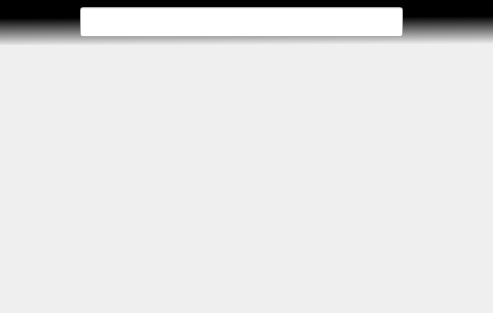
Old version of the form resources/main.ui in the repository mdalboni/floating_browser.
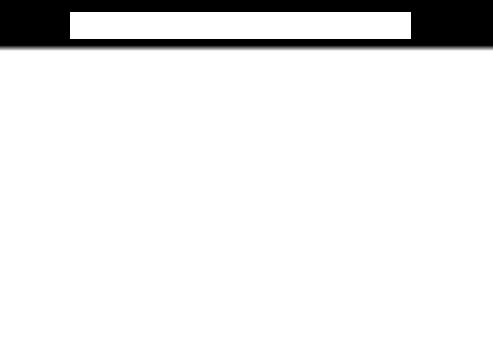
New version of the form.

The edit to the form file:
```diff
--- a/resources/main.ui
+++ b/resources/main.ui
@@ -7,27 +7,45 @@
     <x>0</x>
     <y>0</y>
     <width>493</width>
-    <height>313</height>
+    <height>355</height>
    </rect>
   </property>
   <property name="windowTitle">
    <string>Form</string>
   </property>
   <property name="styleSheet">
-   <string notr="true">#wdgMenu{
-	background-color: qlineargradient(spread:pad, x1:0.494636, y1:0.381, x2:0.523, y2:1, stop:0 rgba(0, 0, 0, 255), stop:1 rgba(255, 255, 255, 0));
+   <string notr="true">#Form {
+	background:transparent;
 }
+
+#wdgMenu{
+	background-color: qlineargradient(spread:pad, x1:0.523, y1:0.824, x2:0.523, y2:1, stop:0.363636 rgba(0, 0, 0, 255), stop:1 rgba(255, 255, 255, 0));
+}
+
 QPushButton{
 	border:none;
+}
+
+#wdgUrl{
+	background:white;
+}
+
+#btnUrl:hover{
+	border-radius:12px;
+	background:lightgray;
+}
+
+#btnClose:hover{
+	background: red;
 }</string>
   </property>
   <widget class="QWidget" name="wdgWeb" native="true">
    <property name="geometry">
     <rect>
      <x>0</x>
-     <y>2</y>
+     <y>0</y>
      <width>493</width>
-     <height>311</height>
+     <height>351</height>
     </rect>
    </property>
   </widget>
@@ -36,8 +54,8 @@
     <rect>
      <x>0</x>
      <y>0</y>
-     <width>493</width>
-     <height>45</height>
+     <width>501</width>
+     <height>51</height>
     </rect>
    </property>
    <property name="minimumSize">
@@ -48,7 +66,7 @@
    </property>
    <layout class="QHBoxLayout" name="horizontalLayout">
     <property name="spacing">
-     <number>0</number>
+     <number>10</number>
     </property>
     <property name="leftMargin">
      <number>0</number>
@@ -57,7 +75,7 @@
      <number>0</number>
     </property>
     <property name="rightMargin">
-     <number>0</number>
+     <number>10</number>
     </property>
     <property name="bottomMargin">
      <number>0</number>
@@ -110,38 +128,74 @@
      </widget>
     </item>
     <item>
-     <widget class="QPushButton" name="btnUrl">
+     <widget class="QWidget" name="wdgUrl" native="true">
       <property name="sizePolicy">
-       <sizepolicy hsizetype="Fixed" vsizetype="Fixed">
+       <sizepolicy hsizetype="MinimumExpanding" vsizetype="Expanding">
         <horstretch>0</horstretch>
         <verstretch>0</verstretch>
        </sizepolicy>
       </property>
       <property name="minimumSize">
        <size>
-        <width>30</width>
-        <height>30</height>
+        <width>150</width>
+        <height>0</height>
        </size>
       </property>
       <property name="maximumSize">
        <size>
-        <width>30</width>
-        <height>30</height>
+        <width>16777215</width>
+        <height>27</height>
        </size>
       </property>
-      <property name="text">
-       <string/>
-      </property>
-     </widget>
-    </item>
-    <item>
-     <widget class="QLineEdit" name="txtUrl">
-      <property name="minimumSize">
-       <size>
-        <width>0</width>
-        <height>30</height>
-       </size>
-      </property>
+      <layout class="QHBoxLayout" name="horizontalLayout_3">
+       <property name="leftMargin">
+        <number>6</number>
+       </property>
+       <property name="topMargin">
+        <number>0</number>
+       </property>
+       <property name="rightMargin">
+        <number>0</number>
+       </property>
+       <property name="bottomMargin">
+        <number>0</number>
+       </property>
+       <item>
+        <widget class="QLineEdit" name="txtUrl">
+         <property name="minimumSize">
+          <size>
+           <width>0</width>
+           <height>27</height>
+          </size>
+         </property>
+         <property name="inputMask">
+          <string notr="true"/>
+         </property>
+         <property name="text">
+          <string notr="true"/>
+         </property>
+         <property name="frame">
+          <bool>false</bool>
+         </property>
+        </widget>
+       </item>
+       <item>
+        <widget class="QPushButton" name="btnUrl">
+         <property name="sizePolicy">
+          <sizepolicy hsizetype="Minimum" vsizetype="Expanding">
+           <horstretch>0</horstretch>
+           <verstretch>0</verstretch>
+          </sizepolicy>
+         </property>
+         <property name="text">
+          <string/>
+         </property>
+         <property name="flat">
+          <bool>true</bool>
+         </property>
+        </widget>
+       </item>
+      </layout>
      </widget>
     </item>
     <item>
@@ -167,30 +221,8 @@
       <property name="text">
        <string/>
       </property>
-     </widget>
-    </item>
-    <item>
-     <widget class="QPushButton" name="btnOpacity">
-      <property name="sizePolicy">
-       <sizepolicy hsizetype="Fixed" vsizetype="Fixed">
-        <horstretch>0</horstretch>
-        <verstretch>0</verstretch>
-       </sizepolicy>
-      </property>
-      <property name="minimumSize">
-       <size>
-        <width>30</width>
-        <height>30</height>
-       </size>
-      </property>
-      <property name="maximumSize">
-       <size>
-        <width>30</width>
-        <height>30</height>
-       </size>
-      </property>
-      <property name="text">
-       <string/>
+      <property name="checkable">
+       <bool>true</bool>
       </property>
      </widget>
     </item>
```
Left out of the diff: 2 changed lines with no effect on the pictures.
